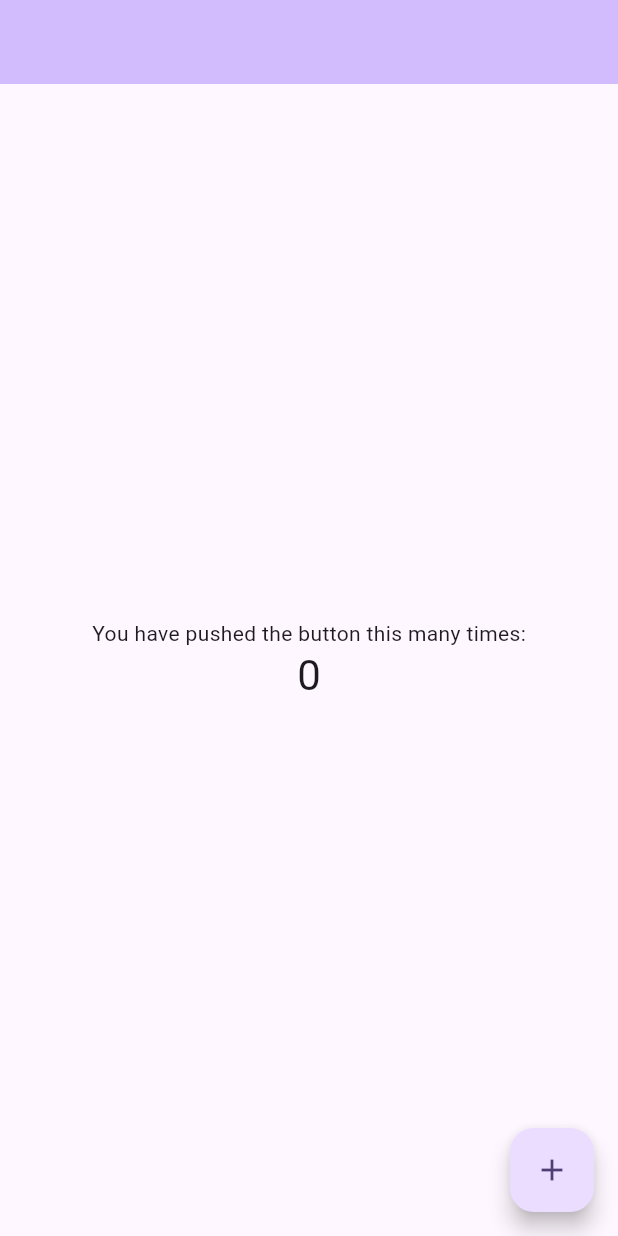
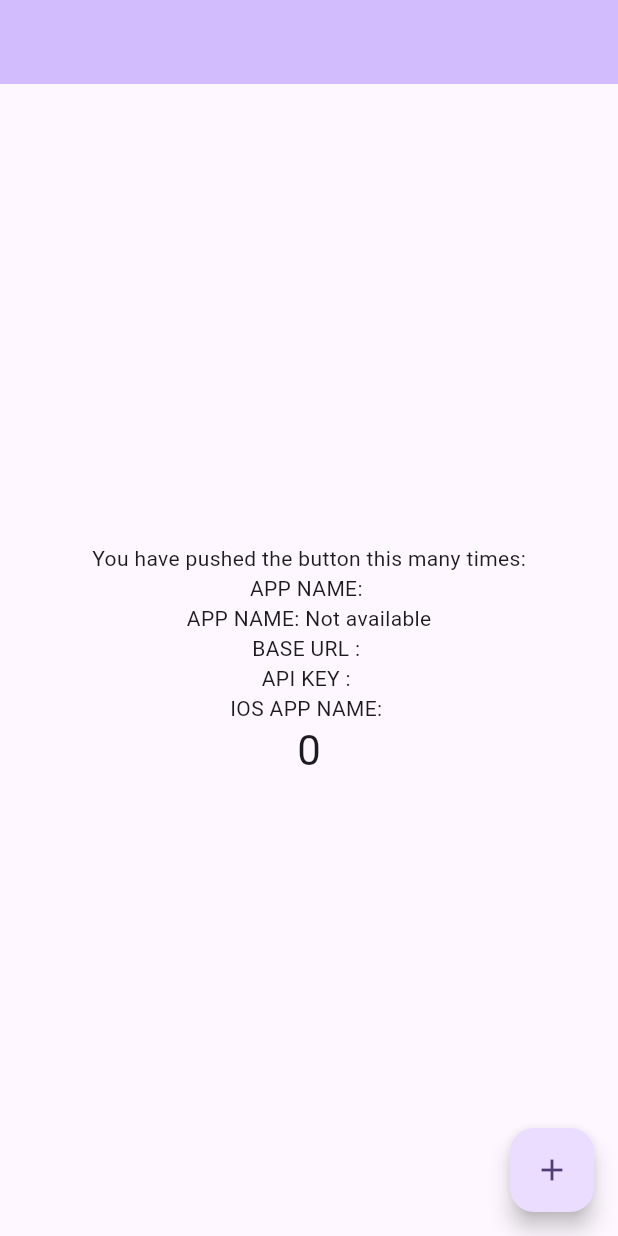
Before and after one commit to ClementPeter/env_test, a Flutter app: the screen it shows after launch, on a phone screen of 412 x 824 dp. Run offline on Flutter 3.47's test engine with Material 3 defaults, Android fonts, the phone set to English and light mode, and no system bars.

Commit message:
env_test

```diff
--- a/lib/main.dart
+++ b/lib/main.dart
@@ -15,7 +15,7 @@ class MyApp extends StatelessWidget {
         colorScheme: ColorScheme.fromSeed(seedColor: Colors.deepPurple),
         useMaterial3: true,
       ),
-      home: const MyHomePage(title: String.fromEnvironment('APP_NAME')),
+      home: const MyHomePage(title: 'Env_test'),
     );
   }
 }
@@ -30,6 +30,10 @@ class MyHomePage extends StatefulWidget {
 }
 
 class _MyHomePageState extends State<MyHomePage> {
+  String appName = const String.fromEnvironment('APP_NAME');
+  String baseUrl = const String.fromEnvironment('BASE_URL');
+  String apiKey = const String.fromEnvironment('API_KEY');
+
   int _counter = 0;
 
   void _incrementCounter() {
@@ -38,12 +42,16 @@ class _MyHomePageState extends State<MyHomePage> {
     });
   }
 
+  final isAppName = const bool.hasEnvironment('APP_NAME')
+      ? const String.fromEnvironment('APP_NAME')
+      : 'Not available';
+
   @override
   Widget build(BuildContext context) {
     return Scaffold(
       appBar: AppBar(
         backgroundColor: Theme.of(context).colorScheme.inversePrimary,
-        title: Text(widget.title),
+        title: const Text(String.fromEnvironment('APP_NAME')),
       ),
       body: Center(
         child: Column(
@@ -51,6 +59,13 @@ class _MyHomePageState extends State<MyHomePage> {
           children: <Widget>[
             const Text(
               'You have pushed the button this many times:',
+            ),
+            Text('APP NAME: $appName'),
+            Text('APP NAME: $isAppName'),
+            Text('BASE URL : $baseUrl'),
+            Text('API KEY : $apiKey'),
+            const Text(
+              'IOS APP NAME: ${const String.fromEnvironment('IOS_DISPLAY_NAME')}',
             ),
             Text(
               '$_counter',
```
Also changed, not shown: 5 other files.
